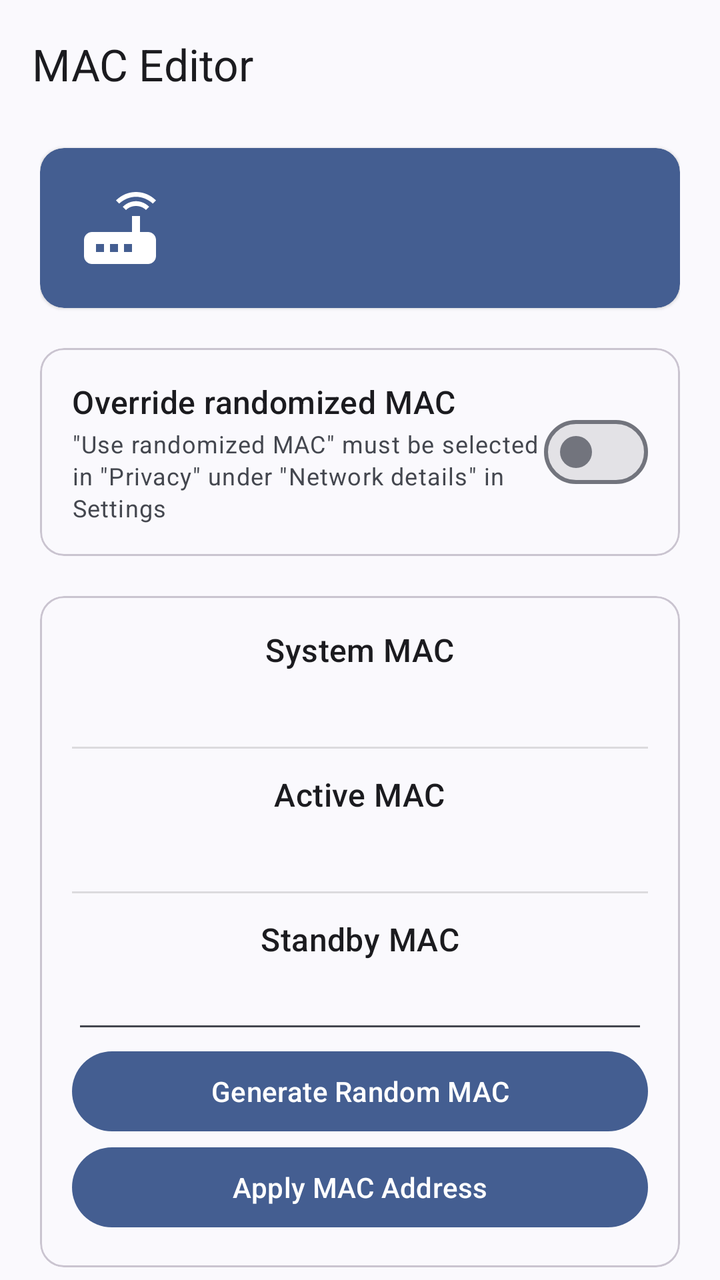
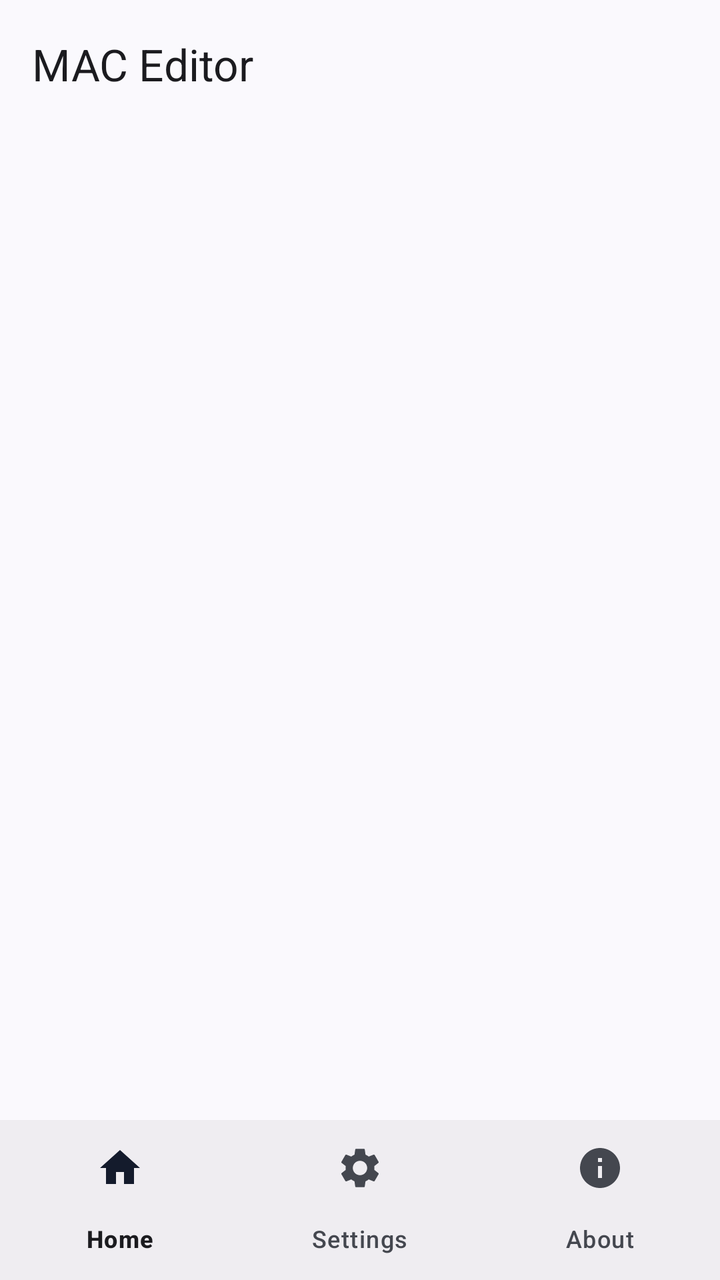

An Android layout rendered at two revisions. The XML below is the earlier revision; the diff shows what the commit changed to produce the second picture.
<!-- AndroidManifest.xml: application theme Theme.Material3.DynamicColors.DayNight.NoActionBar -->
<!-- res/layout/activity_main.xml -->
<?xml version="1.0" encoding="utf-8"?>
<androidx.coordinatorlayout.widget.CoordinatorLayout xmlns:android="http://schemas.android.com/apk/res/android"
    xmlns:app="http://schemas.android.com/apk/res-auto"
    android:layout_width="match_parent"
    android:layout_height="match_parent">

    <com.google.android.material.appbar.AppBarLayout
        android:layout_width="match_parent"
        android:layout_height="wrap_content"
        android:fitsSystemWindows="true">

        <com.google.android.material.appbar.MaterialToolbar
            android:id="@+id/toolbar"
            android:layout_width="match_parent"
            android:layout_height="?attr/actionBarSize"
            android:elevation="0dp"
            app:title="@string/app_name" />
    </com.google.android.material.appbar.AppBarLayout>

    <androidx.core.widget.NestedScrollView
        android:id="@+id/scroll_view"
        android:layout_width="match_parent"
        android:layout_height="match_parent"
        android:layout_marginHorizontal="20dp"
        android:scrollbars="none"
        app:layout_behavior="@string/appbar_scrolling_view_behavior">

        <LinearLayout
            android:layout_width="match_parent"
            android:layout_height="wrap_content"
            android:layout_marginBottom="10dp"
            android:orientation="vertical">

            
            <com.google.android.material.card.MaterialCardView
                android:id="@+id/status_card"
                style="@style/Widget.Material3.CardView.Elevated"
                android:layout_width="match_parent"
                android:layout_height="wrap_content"
                android:layout_marginTop="10dp"
                app:cardBackgroundColor="?attr/colorPrimary">

                <LinearLayout
                    android:layout_width="match_parent"
                    android:layout_height="wrap_content"
                    android:orientation="horizontal"
                    android:paddingHorizontal="16dp"
                    android:paddingVertical="16dp">

                    <ImageView
                        android:id="@+id/module_status_icon"
                        android:layout_width="48dp"
                        android:layout_height="48dp"
                        android:layout_gravity="center_vertical"
                        android:layout_marginEnd="16dp"
                        android:src="@drawable/ic_baseline_router_24"
                        app:tint="?attr/colorOnPrimary" />

                    <LinearLayout
                        android:layout_width="match_parent"
                        android:layout_height="wrap_content"
                        android:layout_gravity="center_vertical"
                        android:orientation="vertical">

                        <com.google.android.material.textview.MaterialTextView
                            android:id="@+id/module_status"
                            android:layout_width="wrap_content"
                            android:layout_height="wrap_content"
                            android:textAppearance="?attr/textAppearanceTitleMedium"
                            android:textColor="?attr/colorOnPrimary" />

                        <com.google.android.material.textview.MaterialTextView
                            android:id="@+id/service_status"
                            android:layout_width="wrap_content"
                            android:layout_height="wrap_content"
                            android:layout_marginTop="2dp"
                            android:textAppearance="?attr/textAppearanceBodyMedium"
                            android:textColor="?attr/colorOnPrimary" />
                    </LinearLayout>
                </LinearLayout>
            </com.google.android.material.card.MaterialCardView>

            
            <com.google.android.material.card.MaterialCardView
                android:id="@+id/hook_toggle_card"
                style="@style/Widget.Material3.CardView.Outlined"
                android:layout_width="match_parent"
                android:layout_height="wrap_content"
                android:layout_marginTop="20dp">

                <LinearLayout
                    android:layout_width="match_parent"
                    android:layout_height="wrap_content"
                    android:gravity="center_vertical"
                    android:orientation="horizontal"
                    android:paddingHorizontal="16dp"
                    android:paddingVertical="16dp">

                    <LinearLayout
                        android:layout_width="0dp"
                        android:layout_height="wrap_content"
                        android:layout_weight="1"
                        android:orientation="vertical">

                        <com.google.android.material.textview.MaterialTextView
                            android:layout_width="wrap_content"
                            android:layout_height="wrap_content"
                            android:text="@string/hook_toggle_label"
                            android:textAppearance="?attr/textAppearanceTitleMedium" />

                        <com.google.android.material.textview.MaterialTextView
                            android:layout_width="wrap_content"
                            android:layout_height="wrap_content"
                            android:layout_marginTop="2dp"
                            android:text="@string/hook_toggle_desc"
                            android:textAppearance="?attr/textAppearanceBodySmall" />
                    </LinearLayout>

                    <com.google.android.material.materialswitch.MaterialSwitch
                        android:id="@+id/hook_switch"
                        android:layout_width="wrap_content"
                        android:layout_height="wrap_content" />
                </LinearLayout>
            </com.google.android.material.card.MaterialCardView>

            
            <com.google.android.material.card.MaterialCardView
                android:id="@+id/mac_addr_card"
                style="@style/Widget.Material3.CardView.Outlined"
                android:layout_width="match_parent"
                android:layout_height="wrap_content"
                android:layout_marginTop="20dp">

                <LinearLayout
                    android:layout_width="match_parent"
                    android:layout_height="wrap_content"
                    android:orientation="vertical"
                    android:paddingHorizontal="16dp"
                    android:paddingVertical="16dp">

                    <com.google.android.material.textview.MaterialTextView
                        android:layout_width="wrap_content"
                        android:layout_height="wrap_content"
                        android:layout_gravity="center_horizontal"
                        android:paddingBottom="4dp"
                        android:text="@string/device_mac"
                        android:textAppearance="?attr/textAppearanceTitleMedium" />

                    <com.google.android.material.textview.MaterialTextView
                        android:id="@+id/textview_device_mac"
                        android:layout_width="wrap_content"
                        android:layout_height="wrap_content"
                        android:layout_gravity="center_horizontal"
                        android:paddingBottom="12dp"
                        android:textAppearance="?attr/textAppearanceTitleMedium"
                        android:typeface="monospace" />

                    <View
                        android:layout_width="match_parent"
                        android:layout_height="1dp"
                        android:background="?android:attr/listDivider" />

                    <com.google.android.material.textview.MaterialTextView
                        android:layout_width="wrap_content"
                        android:layout_height="wrap_content"
                        android:layout_gravity="center_horizontal"
                        android:paddingTop="12dp"
                        android:paddingBottom="4dp"
                        android:text="@string/current_mac"
                        android:textAppearance="?attr/textAppearanceTitleMedium" />

                    <com.google.android.material.textview.MaterialTextView
                        android:id="@+id/textview_current_mac"
                        android:layout_width="wrap_content"
                        android:layout_height="wrap_content"
                        android:layout_gravity="center_horizontal"
                        android:paddingBottom="12dp"
                        android:textAppearance="?attr/textAppearanceTitleMedium"
                        android:typeface="monospace" />

                    <View
                        android:layout_width="match_parent"
                        android:layout_height="1dp"
                        android:background="?android:attr/listDivider" />

                    <com.google.android.material.textview.MaterialTextView
                        android:layout_width="wrap_content"
                        android:layout_height="wrap_content"
                        android:layout_gravity="center_horizontal"
                        android:paddingTop="12dp"
                        android:text="@string/new_mac"
                        android:textAppearance="?attr/textAppearanceTitleMedium" />

                    <com.google.android.material.textfield.TextInputEditText
                        android:id="@+id/edittext_new_mac"
                        android:layout_width="match_parent"
                        android:layout_height="wrap_content"
                        android:digits="abcdefABCDEF1234567890:"
                        android:gravity="center"
                        android:inputType="textNoSuggestions"
                        android:layoutDirection="ltr"
                        android:maxLength="17"
                        android:singleLine="true"
                        android:typeface="monospace" />

                    <com.google.android.material.button.MaterialButton
                        android:id="@+id/btn_generate_mac"
                        android:layout_width="match_parent"
                        android:layout_height="wrap_content"
                        android:text="@string/btn_generate_mac" />

                    <com.google.android.material.button.MaterialButton
                        android:id="@+id/btn_set_mac"
                        android:layout_width="match_parent"
                        android:layout_height="wrap_content"
                        android:text="@string/btn_set_mac" />
                </LinearLayout>
            </com.google.android.material.card.MaterialCardView>

            
            <com.google.android.material.card.MaterialCardView
                android:id="@+id/force_randomization_card"
                style="@style/Widget.Material3.CardView.Outlined"
                android:layout_width="match_parent"
                android:layout_height="wrap_content"
                android:layout_marginTop="20dp">

                <LinearLayout
                    android:layout_width="match_parent"
                    android:layout_height="wrap_content"
                    android:gravity="center_vertical"
                    android:orientation="horizontal"
                    android:paddingHorizontal="16dp"
                    android:paddingVertical="16dp">

                    <LinearLayout
                        android:layout_width="0dp"
                        android:layout_height="wrap_content"
                        android:layout_weight="1"
                        android:orientation="vertical">

                        <com.google.android.material.textview.MaterialTextView
                            android:layout_width="wrap_content"
                            android:layout_height="wrap_content"
                            android:text="@string/force_mac_randomization_label"
                            android:textAppearance="?attr/textAppearanceTitleMedium" />

                        <com.google.android.material.textview.MaterialTextView
                            android:layout_width="wrap_content"
                            android:layout_height="wrap_content"
                            android:layout_marginTop="2dp"
                            android:text="@string/force_mac_randomization_desc"
                            android:textAppearance="?attr/textAppearanceBodySmall" />
                    </LinearLayout>

                    <com.google.android.material.materialswitch.MaterialSwitch
                        android:id="@+id/force_randomization_switch"
                        android:layout_width="wrap_content"
                        android:layout_height="wrap_content" />
                </LinearLayout>
            </com.google.android.material.card.MaterialCardView>

            
            <com.google.android.material.card.MaterialCardView
                android:id="@+id/ap_mac_override_card"
                style="@style/Widget.Material3.CardView.Outlined"
                android:layout_width="match_parent"
                android:layout_height="wrap_content"
                android:layout_marginTop="20dp">

                <LinearLayout
                    android:layout_width="match_parent"
                    android:layout_height="wrap_content"
                    android:gravity="center_vertical"
                    android:orientation="horizontal"
                    android:paddingHorizontal="16dp"
                    android:paddingVertical="16dp">

                    <LinearLayout
                        android:layout_width="0dp"
                        android:layout_height="wrap_content"
                        android:layout_weight="1"
                        android:orientation="vertical">

                        <com.google.android.material.textview.MaterialTextView
                            android:layout_width="wrap_content"
                            android:layout_height="wrap_content"
                            android:text="@string/ap_mac_override_label"
                            android:textAppearance="?attr/textAppearanceTitleMedium" />

                        <com.google.android.material.textview.MaterialTextView
                            android:layout_width="wrap_content"
                            android:layout_height="wrap_content"
                            android:layout_marginTop="2dp"
                            android:text="@string/ap_mac_override_desc"
                            android:textAppearance="?attr/textAppearanceBodySmall" />
                    </LinearLayout>

                    <com.google.android.material.materialswitch.MaterialSwitch
                        android:id="@+id/ap_mac_override_switch"
                        android:layout_width="wrap_content"
                        android:layout_height="wrap_content" />
                </LinearLayout>
            </com.google.android.material.card.MaterialCardView>

            <com.google.android.material.textview.MaterialTextView
                android:id="@+id/footer_note"
                android:layout_width="match_parent"
                android:layout_height="wrap_content"
                android:layout_marginTop="20dp"
                android:layout_marginBottom="12dp"
                android:textAlignment="center"
                android:textAppearance="?attr/textAppearanceBodySmall"
                android:alpha="0.6" />
        </LinearLayout>
    </androidx.core.widget.NestedScrollView>

</androidx.coordinatorlayout.widget.CoordinatorLayout>
<!-- resources referenced by this layout -->
<resources>
  <!-- drawable ic_baseline_router_24 (drawable) -->
  <vector xmlns:android="http://schemas.android.com/apk/res/android"
      android:width="24dp"
      android:height="24dp"
      android:viewportWidth="24"
      android:viewportHeight="24"
      android:tint="?attr/colorControlNormal">
    <path
        android:fillColor="@android:color/white"
        android:pathData="M20.2,5.9l0.8,-0.8C19.6,3.7 17.8,3 16,3s-3.6,0.7 -5,2.1l0.8,0.8C13,4.8 14.5,4.2 16,4.2s3,0.6 4.2,1.7zM19.3,6.7c-0.9,-0.9 -2.1,-1.4 -3.3,-1.4s-2.4,0.5 -3.3,1.4l0.8,0.8c0.7,-0.7 1.6,-1 2.5,-1 0.9,0 1.8,0.3 2.5,1l0.8,-0.8zM19,13h-2L17,9h-2v4L5,13c-1.1,0 -2,0.9 -2,2v4c0,1.1 0.9,2 2,2h14c1.1,0 2,-0.9 2,-2v-4c0,-1.1 -0.9,-2 -2,-2zM8,18L6,18v-2h2v2zM11.5,18h-2v-2h2v2zM15,18h-2v-2h2v2z"/>
  </vector>
  <string name="ap_mac_override_desc">Apply custom MAC to mobile hotspot (AP mode)</string>
  <string name="ap_mac_override_label">Override AP MAC address</string>
  <string name="app_name">MAC Editor</string>
  <string name="btn_generate_mac">Generate Random MAC</string>
  <string name="btn_set_mac">Apply MAC Address</string>
  <string name="current_mac">Active MAC</string>
  <string name="device_mac">System MAC</string>
  <string name="force_mac_randomization_desc">Force support for randomization and show \"Privacy\" section in \"Network details\"</string>
  <string name="force_mac_randomization_label">Force enable MAC randomization</string>
  <string name="hook_toggle_desc">\"Use randomized MAC\" must be selected in \"Privacy\" under \"Network details\" in Settings</string>
  <string name="hook_toggle_label">Override randomized MAC</string>
  <string name="new_mac">Standby MAC</string>
</resources>

<!-- the commit's change to res/layout/activity_main.xml (unified diff, before → after) -->
@@ -17,302 +17,18 @@
             app:title="@string/app_name" />
     </com.google.android.material.appbar.AppBarLayout>
 
-    <androidx.core.widget.NestedScrollView
-        android:id="@+id/scroll_view"
+    <androidx.viewpager2.widget.ViewPager2
+        android:id="@+id/view_pager"
         android:layout_width="match_parent"
         android:layout_height="match_parent"
-        android:layout_marginHorizontal="20dp"
-        android:scrollbars="none"
-        app:layout_behavior="@string/appbar_scrolling_view_behavior">
+        app:layout_behavior="@string/appbar_scrolling_view_behavior" />
 
-        <LinearLayout
-            android:layout_width="match_parent"
-            android:layout_height="wrap_content"
-            android:layout_marginBottom="10dp"
-            android:orientation="vertical">
-
-            
-            <com.google.android.material.card.MaterialCardView
-                android:id="@+id/status_card"
-                style="@style/Widget.Material3.CardView.Elevated"
-                android:layout_width="match_parent"
-                android:layout_height="wrap_content"
-                android:layout_marginTop="10dp"
-                app:cardBackgroundColor="?attr/colorPrimary">
-
-                <LinearLayout
-                    android:layout_width="match_parent"
-                    android:layout_height="wrap_content"
-                    android:orientation="horizontal"
-                    android:paddingHorizontal="16dp"
-                    android:paddingVertical="16dp">
-
-                    <ImageView
-                        android:id="@+id/module_status_icon"
-                        android:layout_width="48dp"
-                        android:layout_height="48dp"
-                        android:layout_gravity="center_vertical"
-                        android:layout_marginEnd="16dp"
-                        android:src="@drawable/ic_baseline_router_24"
-                        app:tint="?attr/colorOnPrimary" />
-
-                    <LinearLayout
-                        android:layout_width="match_parent"
-                        android:layout_height="wrap_content"
-                        android:layout_gravity="center_vertical"
-                        android:orientation="vertical">
-
-                        <com.google.android.material.textview.MaterialTextView
-                            android:id="@+id/module_status"
-                            android:layout_width="wrap_content"
-                            android:layout_height="wrap_content"
-                            android:textAppearance="?attr/textAppearanceTitleMedium"
-                            android:textColor="?attr/colorOnPrimary" />
-
-                        <com.google.android.material.textview.MaterialTextView
-                            android:id="@+id/service_status"
-                            android:layout_width="wrap_content"
-                            android:layout_height="wrap_content"
-                            android:layout_marginTop="2dp"
-                            android:textAppearance="?attr/textAppearanceBodyMedium"
-                            android:textColor="?attr/colorOnPrimary" />
-                    </LinearLayout>
-                </LinearLayout>
-            </com.google.android.material.card.MaterialCardView>
-
-            
-            <com.google.android.material.card.MaterialCardView
-                android:id="@+id/hook_toggle_card"
-                style="@style/Widget.Material3.CardView.Outlined"
-                android:layout_width="match_parent"
-                android:layout_height="wrap_content"
-                android:layout_marginTop="20dp">
-
-                <LinearLayout
-                    android:layout_width="match_parent"
-                    android:layout_height="wrap_content"
-                    android:gravity="center_vertical"
-                    android:orientation="horizontal"
-                    android:paddingHorizontal="16dp"
-                    android:paddingVertical="16dp">
-
-                    <LinearLayout
-                        android:layout_width="0dp"
-                        android:layout_height="wrap_content"
-                        android:layout_weight="1"
-                        android:orientation="vertical">
-
-                        <com.google.android.material.textview.MaterialTextView
-                            android:layout_width="wrap_content"
-                            android:layout_height="wrap_content"
-                            android:text="@string/hook_toggle_label"
-                            android:textAppearance="?attr/textAppearanceTitleMedium" />
-
-                        <com.google.android.material.textview.MaterialTextView
-                            android:layout_width="wrap_content"
-                            android:layout_height="wrap_content"
-                            android:layout_marginTop="2dp"
-                            android:text="@string/hook_toggle_desc"
-                            android:textAppearance="?attr/textAppearanceBodySmall" />
-                    </LinearLayout>
-
-                    <com.google.android.material.materialswitch.MaterialSwitch
-                        android:id="@+id/hook_switch"
-                        android:layout_width="wrap_content"
-                        android:layout_height="wrap_content" />
-                </LinearLayout>
-            </com.google.android.material.card.MaterialCardView>
-
-            
-            <com.google.android.material.card.MaterialCardView
-                android:id="@+id/mac_addr_card"
-                style="@style/Widget.Material3.CardView.Outlined"
-                android:layout_width="match_parent"
-                android:layout_height="wrap_content"
-                android:layout_marginTop="20dp">
-
-                <LinearLayout
-                    android:layout_width="match_parent"
-                    android:layout_height="wrap_content"
-                    android:orientation="vertical"
-                    android:paddingHorizontal="16dp"
-                    android:paddingVertical="16dp">
-
-                    <com.google.android.material.textview.MaterialTextView
-                        android:layout_width="wrap_content"
-                        android:layout_height="wrap_content"
-                        android:layout_gravity="center_horizontal"
-                        android:paddingBottom="4dp"
-                        android:text="@string/device_mac"
-                        android:textAppearance="?attr/textAppearanceTitleMedium" />
-
-                    <com.google.android.material.textview.MaterialTextView
-                        android:id="@+id/textview_device_mac"
-                        android:layout_width="wrap_content"
-                        android:layout_height="wrap_content"
-                        android:layout_gravity="center_horizontal"
-                        android:paddingBottom="12dp"
-                        android:textAppearance="?attr/textAppearanceTitleMedium"
-                        android:typeface="monospace" />
-
-                    <View
-                        android:layout_width="match_parent"
-                        android:layout_height="1dp"
-                        android:background="?android:attr/listDivider" />
-
-                    <com.google.android.material.textview.MaterialTextView
-                        android:layout_width="wrap_content"
-                        android:layout_height="wrap_content"
-                        android:layout_gravity="center_horizontal"
-                        android:paddingTop="12dp"
-                        android:paddingBottom="4dp"
-                        android:text="@string/current_mac"
-                        android:textAppearance="?attr/textAppearanceTitleMedium" />
-
-                    <com.google.android.material.textview.MaterialTextView
-                        android:id="@+id/textview_current_mac"
-                        android:layout_width="wrap_content"
-                        android:layout_height="wrap_content"
-                        android:layout_gravity="center_horizontal"
-                        android:paddingBottom="12dp"
-                        android:textAppearance="?attr/textAppearanceTitleMedium"
-                        android:typeface="monospace" />
-
-                    <View
-                        android:layout_width="match_parent"
-                        android:layout_height="1dp"
-                        android:background="?android:attr/listDivider" />
-
-                    <com.google.android.material.textview.MaterialTextView
-                        android:layout_width="wrap_content"
-                        android:layout_height="wrap_content"
-                        android:layout_gravity="center_horizontal"
-                        android:paddingTop="12dp"
-                        android:text="@string/new_mac"
-                        android:textAppearance="?attr/textAppearanceTitleMedium" />
-
-                    <com.google.android.material.textfield.TextInputEditText
-                        android:id="@+id/edittext_new_mac"
-                        android:layout_width="match_parent"
-                        android:layout_height="wrap_content"
-                        android:digits="abcdefABCDEF1234567890:"
-                        android:gravity="center"
-                        android:inputType="textNoSuggestions"
-                        android:layoutDirection="ltr"
-                        android:maxLength="17"
-                        android:singleLine="true"
-                        android:typeface="monospace" />
-
-                    <com.google.android.material.button.MaterialButton
-                        android:id="@+id/btn_generate_mac"
-                        android:layout_width="match_parent"
-                        android:layout_height="wrap_content"
-                        android:text="@string/btn_generate_mac" />
-
-                    <com.google.android.material.button.MaterialButton
-                        android:id="@+id/btn_set_mac"
-                        android:layout_width="match_parent"
-                        android:layout_height="wrap_content"
-                        android:text="@string/btn_set_mac" />
-                </LinearLayout>
-            </com.google.android.material.card.MaterialCardView>
-
-            
-            <com.google.android.material.card.MaterialCardView
-                android:id="@+id/force_randomization_card"
-                style="@style/Widget.Material3.CardView.Outlined"
-                android:layout_width="match_parent"
-                android:layout_height="wrap_content"
-                android:layout_marginTop="20dp">
-
-                <LinearLayout
-                    android:layout_width="match_parent"
-                    android:layout_height="wrap_content"
-                    android:gravity="center_vertical"
-                    android:orientation="horizontal"
-                    android:paddingHorizontal="16dp"
-                    android:paddingVertical="16dp">
-
-                    <LinearLayout
-                        android:layout_width="0dp"
-                        android:layout_height="wrap_content"
-                        android:layout_weight="1"
-                        android:orientation="vertical">
-
-                        <com.google.android.material.textview.MaterialTextView
-                            android:layout_width="wrap_content"
-                            android:layout_height="wrap_content"
-                            android:text="@string/force_mac_randomization_label"
-                            android:textAppearance="?attr/textAppearanceTitleMedium" />
-
-                        <com.google.android.material.textview.MaterialTextView
-                            android:layout_width="wrap_content"
-                            android:layout_height="wrap_content"
-                            android:layout_marginTop="2dp"
-                            android:text="@string/force_mac_randomization_desc"
-                            android:textAppearance="?attr/textAppearanceBodySmall" />
-                    </LinearLayout>
-
-                    <com.google.android.material.materialswitch.MaterialSwitch
-                        android:id="@+id/force_randomization_switch"
-                        android:layout_width="wrap_content"
-                        android:layout_height="wrap_content" />
-                </LinearLayout>
-            </com.google.android.material.card.MaterialCardView>
-
-            
-            <com.google.android.material.card.MaterialCardView
-                android:id="@+id/ap_mac_override_card"
-                style="@style/Widget.Material3.CardView.Outlined"
-                android:layout_width="match_parent"
-                android:layout_height="wrap_content"
-                android:layout_marginTop="20dp">
-
-                <LinearLayout
-                    android:layout_width="match_parent"
-                    android:layout_height="wrap_content"
-                    android:gravity="center_vertical"
-                    android:orientation="horizontal"
-                    android:paddingHorizontal="16dp"
-                    android:paddingVertical="16dp">
-
-                    <LinearLayout
-                        android:layout_width="0dp"
-                        android:layout_height="wrap_content"
-                        android:layout_weight="1"
-                        android:orientation="vertical">
-
-                        <com.google.android.material.textview.MaterialTextView
-                            android:layout_width="wrap_content"
-                            android:layout_height="wrap_content"
-                            android:text="@string/ap_mac_override_label"
-                            android:textAppearance="?attr/textAppearanceTitleMedium" />
-
-                        <com.google.android.material.textview.MaterialTextView
-                            android:layout_width="wrap_content"
-                            android:layout_height="wrap_content"
-                            android:layout_marginTop="2dp"
-                            android:text="@string/ap_mac_override_desc"
-                            android:textAppearance="?attr/textAppearanceBodySmall" />
-                    </LinearLayout>
-
-                    <com.google.android.material.materialswitch.MaterialSwitch
-                        android:id="@+id/ap_mac_override_switch"
-                        android:layout_width="wrap_content"
-                        android:layout_height="wrap_content" />
-                </LinearLayout>
-            </com.google.android.material.card.MaterialCardView>
-
-            <com.google.android.material.textview.MaterialTextView
-                android:id="@+id/footer_note"
-                android:layout_width="match_parent"
-                android:layout_height="wrap_content"
-                android:layout_marginTop="20dp"
-                android:layout_marginBottom="12dp"
-                android:textAlignment="center"
-                android:textAppearance="?attr/textAppearanceBodySmall"
-                android:alpha="0.6" />
-        </LinearLayout>
-    </androidx.core.widget.NestedScrollView>
+    <com.google.android.material.bottomnavigation.BottomNavigationView
+        android:id="@+id/bottom_nav"
+        android:layout_width="match_parent"
+        android:layout_height="wrap_content"
+        android:layout_gravity="bottom"
+        app:labelVisibilityMode="labeled"
+        app:menu="@menu/menu_bottom_nav" />
 
 </androidx.coordinatorlayout.widget.CoordinatorLayout>
<!-- resource entries referenced after the edit -->
@@ -1,27 +1,5 @@
 <!-- resources referenced by this layout -->
 <resources>
-  <!-- drawable ic_baseline_router_24 (drawable) -->
-  <vector xmlns:android="http://schemas.android.com/apk/res/android"
-      android:width="24dp"
-      android:height="24dp"
-      android:viewportWidth="24"
-      android:viewportHeight="24"
-      android:tint="?attr/colorControlNormal">
-    <path
-        android:fillColor="@android:color/white"
-        android:pathData="M20.2,5.9l0.8,-0.8C19.6,3.7 17.8,3 16,3s-3.6,0.7 -5,2.1l0.8,0.8C13,4.8 14.5,4.2 16,4.2s3,0.6 4.2,1.7zM19.3,6.7c-0.9,-0.9 -2.1,-1.4 -3.3,-1.4s-2.4,0.5 -3.3,1.4l0.8,0.8c0.7,-0.7 1.6,-1 2.5,-1 0.9,0 1.8,0.3 2.5,1l0.8,-0.8zM19,13h-2L17,9h-2v4L5,13c-1.1,0 -2,0.9 -2,2v4c0,1.1 0.9,2 2,2h14c1.1,0 2,-0.9 2,-2v-4c0,-1.1 -0.9,-2 -2,-2zM8,18L6,18v-2h2v2zM11.5,18h-2v-2h2v2zM15,18h-2v-2h2v2z"/>
-  </vector>
-  <string name="ap_mac_override_desc">Apply custom MAC to mobile hotspot (AP mode)</string>
-  <string name="ap_mac_override_label">Override AP MAC address</string>
   <string name="app_name">MAC Editor</string>
-  <string name="btn_generate_mac">Generate Random MAC</string>
-  <string name="btn_set_mac">Apply MAC Address</string>
-  <string name="current_mac">Active MAC</string>
-  <string name="device_mac">System MAC</string>
-  <string name="force_mac_randomization_desc">Force support for randomization and show \"Privacy\" section in \"Network details\"</string>
-  <string name="force_mac_randomization_label">Force enable MAC randomization</string>
-  <string name="hook_toggle_desc">\"Use randomized MAC\" must be selected in \"Privacy\" under \"Network details\" in Settings</string>
-  <string name="hook_toggle_label">Override randomized MAC</string>
-  <string name="new_mac">Standby MAC</string>
 </resources>
 
